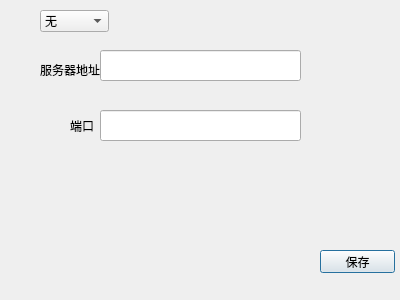
First picture: the form in client/原始图形界面文件/chooseserver.ui, repository Yecgaa1/UnitAi-Project, before the edit.
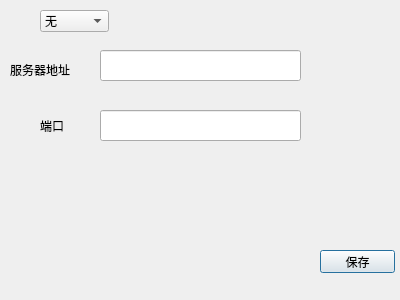
Second picture: the form after the edit.

```diff
--- a/client/原始图形界面文件/chooseserver.ui
+++ b/client/原始图形界面文件/chooseserver.ui
@@ -26,9 +26,9 @@
   <widget class="QLabel" name="label">
    <property name="geometry">
     <rect>
-     <x>40</x>
+     <x>10</x>
      <y>60</y>
-     <width>71</width>
+     <width>81</width>
      <height>20</height>
     </rect>
    </property>
@@ -49,7 +49,7 @@
   <widget class="QLabel" name="label_2">
    <property name="geometry">
     <rect>
-     <x>70</x>
+     <x>40</x>
      <y>120</y>
      <width>54</width>
      <height>12</height>
```
